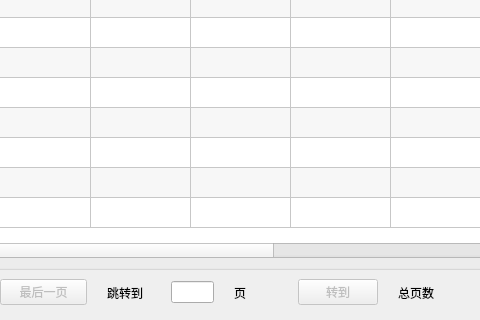
Before: the Qt Designer form ui/MachineSelect.ui in tainyuhong/pyside_machine_system, drawn with Qt 5; both pictures show x 333 to 813 and y 448 to 768 of the 1024 by 768 pixel window.
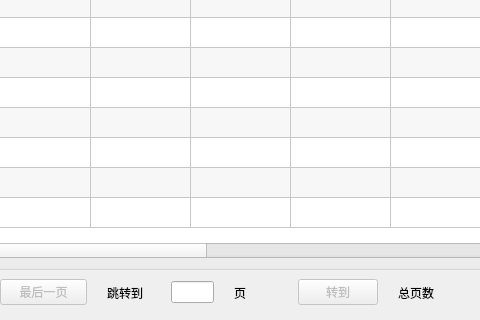
After: the same form once the commit is applied. Icons and pictures are not drawn.

```diff
--- a/ui/MachineSelect.ui
+++ b/ui/MachineSelect.ui
@@ -290,7 +290,7 @@
            <number>15</number>
           </property>
           <property name="columnCount">
-           <number>15</number>
+           <number>17</number>
           </property>
           <attribute name="horizontalHeaderVisible">
            <bool>true</bool>
@@ -340,6 +340,8 @@
           <column/>
           <column/>
           <column/>
+          <column/>
+          <column/>
          </widget>
         </item>
        </layout>
```
Left out of the diff: 2 changed lines with no effect on the pictures.
